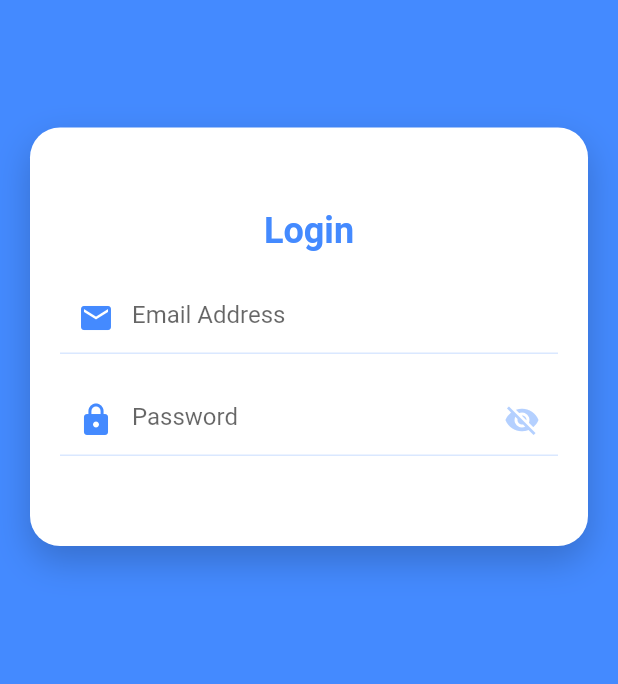
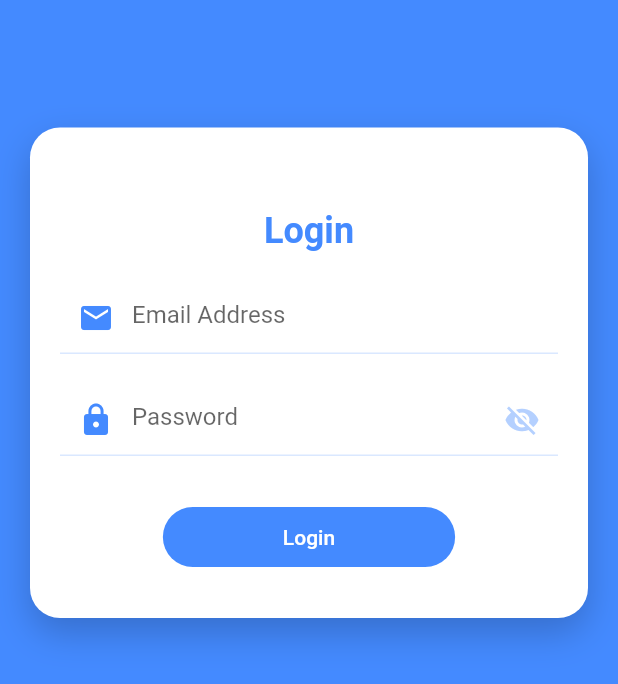
Before and after one commit to aprxty3/Item_List, a Flutter app: the screen it shows after launch, on a phone screen of 412 x 824 dp. Shown: the top 684 px of the screen. Run offline on Flutter 3.47's test engine with Material 2 defaults, Android fonts, the phone set to English and light mode, and no system bars; Roboto replaces fonts that are missing (Poppins).

Commit message:
fix Login menu

```diff
--- a/lib/login_screen/pages/login_pages.dart
+++ b/lib/login_screen/pages/login_pages.dart
@@ -112,6 +112,17 @@ class _loginPageState extends State<loginPage> {
                           ),
                         ),
                         SizedBox(height: 30),
+                        FlatButton(
+                          padding: EdgeInsets.symmetric(
+                              vertical: 12, horizontal: 80),
+                          onPressed: () {},
+                          child: Text(
+                            "Login",
+                            style: TextStyle(color: Colors.white),
+                          ),
+                          color: Theme.of(context).accentColor,
+                          shape: StadiumBorder(),
+                        ),
                       ],
                     ),
                   ),
```
